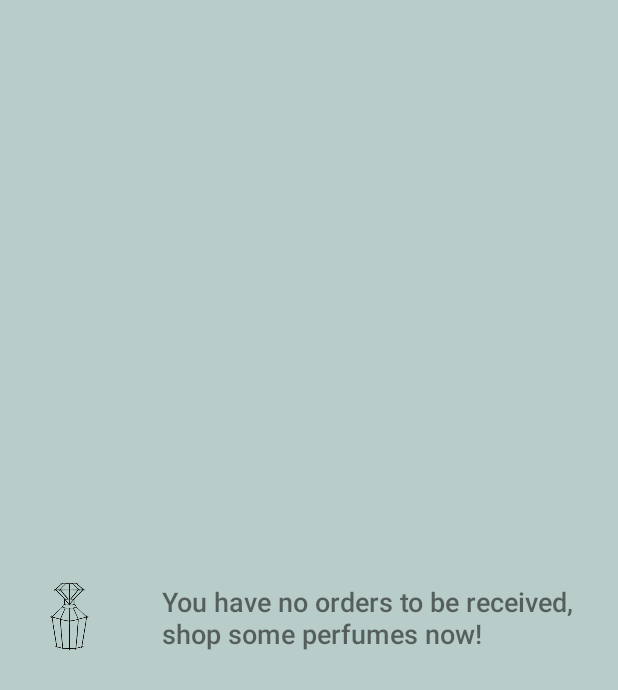
After one commit to TonMarton/PerfectPerfume, an Android app: the layout appwidget.xml on its own in the app's theme, with its tools: preview values and no code run, on a phone screen of 412 x 824 dp. The commit adds this screen. Shown: the top 690 px of the screen. Run offline under Robolectric (Android 15) with nearby library versions, the phone set to English and light mode, and no system bars.

Commit message:
Widget done.

```diff
--- a/PerfectPerfume/app/src/main/java/com/example/android/perfectperfume/data/cartDb/CheckOutCartDbHelper.java
+++ b/PerfectPerfume/app/src/main/java/com/example/android/perfectperfume/data/cartDb/CheckOutCartDbHelper.java
@@ -48,13 +48,10 @@ public class CheckOutCartDbHelper extends CartDbHelper {
         }
     }
 
-    //TODO: add the order actually.
     public void addOrder() {
         orderCount++;
         DatabaseReference order = dbRef.child(ORDERS_DB_URL + userId + "/" +
-                ORDERS_DB_LIST_URL + "/" +
-                (orderCount - 1)
-        );
+                ORDERS_DB_LIST_URL + "/" + (orderCount - 1));
         for (int i = 0; i < ids.size(); i++) {
             String key = ids.get(i).toString();
             int value = counts.get(i);
--- a/PerfectPerfume/app/src/main/java/com/example/android/perfectperfume/utilities/PaymentHelper.java
+++ b/PerfectPerfume/app/src/main/java/com/example/android/perfectperfume/utilities/PaymentHelper.java
@@ -3,8 +3,6 @@ package com.example.android.perfectperfume.utilities;
 import android.app.Activity;
 import android.content.Context;
 import android.content.Intent;
-import android.support.annotation.NonNull;
-import android.support.v4.app.Fragment;
 import android.util.Log;
 
 import com.google.android.gms.common.api.ApiException;
@@ -49,6 +47,7 @@ public class PaymentHelper {
         }
         paymentsClient = getPaymentsClientInstance(activity);
         this.activity = activity;
+        isReadyToPay();
     }
 
     private PaymentsClient getPaymentsClientInstance(Context context) {
--- /dev/null
+++ b/PerfectPerfume/app/src/main/res/layout/appwidget.xml
@@ -0,0 +1,28 @@
+<?xml version="1.0" encoding="utf-8"?>
+<LinearLayout xmlns:android="http://schemas.android.com/apk/res/android"
+    android:id="@+id/widget_root"
+    android:orientation="horizontal"
+    android:layout_width="match_parent"
+    android:layout_height="match_parent"
+    android:background="@color/colorPrimary"
+    android:layout_gravity="center"
+    android:gravity="center">
+
+    <ImageView
+        android:layout_width="60dp"
+        android:layout_height="wrap_content"
+        android:src="@drawable/bottle_frame_dark"
+        android:scaleType="centerInside"
+        android:layout_margin="16dp"
+        android:layout_gravity="center"/>
+
+    <TextView
+        android:id="@+id/widget_tv"
+        android:layout_width="wrap_content"
+        android:layout_height="wrap_content"
+        android:fontFamily="sans-serif-medium"
+        android:text="@string/widget_default_text"
+        android:textSize="18sp"
+        android:padding="16dp"
+        android:layout_gravity="center"/>
+</LinearLayout>
--- a/PerfectPerfume/app/src/main/res/layout/buy_with_googlepay_button.xml
+++ b/PerfectPerfume/app/src/main/res/layout/buy_with_googlepay_button.xml
@@ -7,6 +7,7 @@
     android:background="@drawable/googlepay_button_no_shadow_background"
     android:padding="2sp"
     android:contentDescription="@string/buy_with_googlepay_button_content_description">
+
     <LinearLayout
         android:duplicateParentState="true"
         android:layout_width="match_parent"
@@ -14,6 +15,7 @@
         android:weightSum="2"
         android:gravity="center_vertical"
         android:orientation="vertical">
+
         <ImageView
             android:layout_weight="1"
             android:layout_width="match_parent"
@@ -22,6 +24,7 @@
             android:duplicateParentState="true"
             android:src="@drawable/buy_with_googlepay_button_content"/>
     </LinearLayout>
+
     <ImageView
         android:layout_width="match_parent"
         android:layout_height="match_parent"
--- a/PerfectPerfume/app/src/main/res/values/strings.xml
+++ b/PerfectPerfume/app/src/main/res/values/strings.xml
@@ -37,4 +37,10 @@
 
     <string name="purchase_message_heading">Thank you!</string>
     <string name="purchase_message_body">Check your order with the Perfect Perfume Widget.</string>
+
+    <string name="widget_default_text">You have no orders to be received, shop some perfumes
+        now!</string>
+    <string name="widget_nouser_text">You are not signed in, click here to do so!</string>
+
+    <string name="payment_impossible_text">Payments are closed for now, come back later...</string>
 </resources>
```
Also changed, not shown: PerfectPerfume/app/src/main/AndroidManifest.xml (+8 -0 lines), PerfectPerfume/app/src/main/java/com/example/android/perfectperfume/data/CheckOutCart.java (+7 -8 lines), PerfectPerfume/app/src/main/java/com/example/android/perfectperfume/data/StoreAdapter.java (+7 -5 lines), PerfectPerfume/app/src/main/java/com/example/android/perfectperfume/ui/DetailActivity.java (+4 -4 lines), PerfectPerfume/app/src/main/java/com/example/android/perfectperfume/ui/WidgetProvider.java (added, +91 -0 lines), PerfectPerfume/app/src/main/java/com/example/android/perfectperfume/ui/checkoutActivity/CheckOutFragment.java (+20 -2 lines), PerfectPerfume/app/src/main/java/com/example/android/perfectperfume/utilities/SignInHandler.java (+15 -15 lines), PerfectPerfume/app/src/main/res/layout/fragment_checkout.xml (+15 -6 lines), PerfectPerfume/app/src/main/res/layout/impossible_payment_layout.xml (added, +13 -0 lines), PerfectPerfume/app/src/main/res/xml/widget_provider_info.xml (added, +9 -0 lines).
